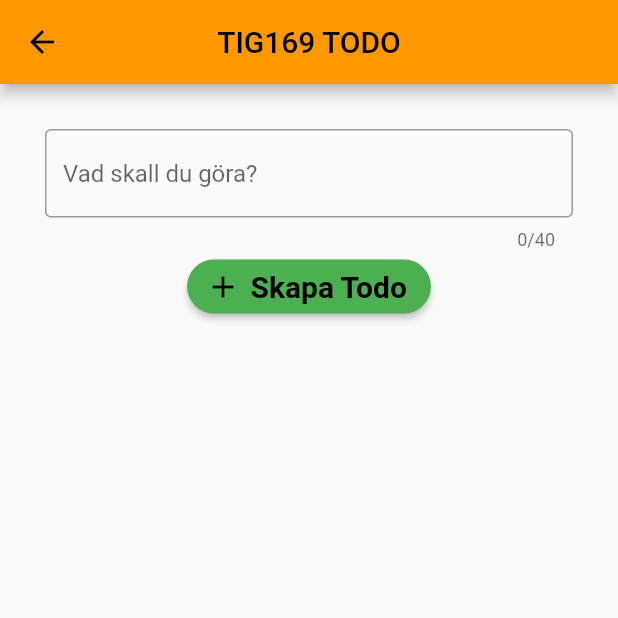
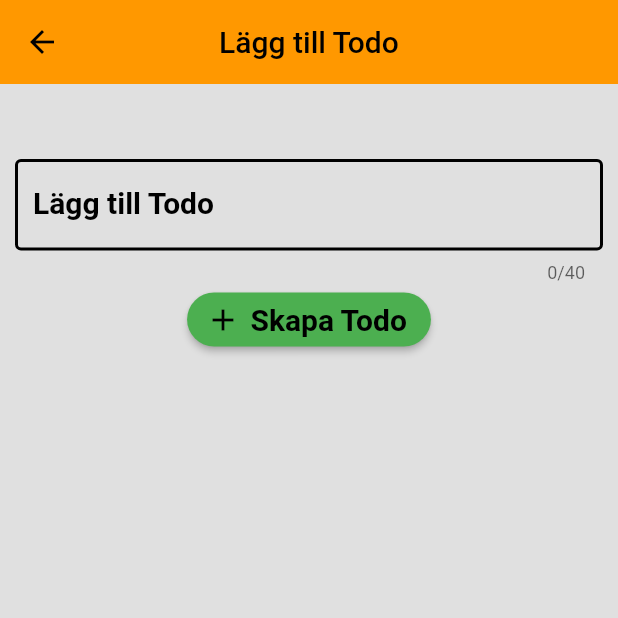
Before and after one commit to gu-tig169-ht21/gusskojos, a Flutter app: the screen it shows after launch, after a tap on the "add" icon, on a phone screen of 412 x 824 dp, the top half of it. Run offline on Flutter 3.47's test engine with Material 2 defaults, Android fonts, the phone set to English and light mode, and no system bars; our stand-ins replace google_fonts.

Commit message:
Changes overall strucutre of app, easier to read and understand

```diff
--- a/lib/main.dart
+++ b/lib/main.dart
@@ -1,146 +1,10 @@
 import 'package:flutter/material.dart';
-import 'package:google_fonts/google_fonts.dart';
+import 'package:todo_app/pages/home.dart';
+import 'package:todo_app/pages/add_todo.dart';
 
-void main() => runApp(const MyApp());
-
-class MyApp extends StatelessWidget {
-  const MyApp({Key? key}) : super(key: key);
-
-  // This widget is the root of your application.
-  @override
-  Widget build(BuildContext context) {
-    return MaterialApp(
+//Main function to run App. Created for future routing
+void main() => runApp(MaterialApp(
       title: 'TIG169 ToDo App',
       theme: ThemeData(primarySwatch: Colors.orange),
-      home: MainView(),
-    );
-  }
-}
-
-class MainView extends StatelessWidget {
-  MainView({Key? key}) : super(key: key);
-
-  final String appBarTitle = 'TIG169 TODO';
-  @override
-  Widget build(BuildContext context) {
-    return Scaffold(
-      appBar: AppBar(
-        title: Text(appBarTitle),
-        centerTitle: true,
-        actions: [
-          PopupMenuButton(
-              itemBuilder: (context) => [
-                    PopupMenuItem(child: Text('Visa alla')),
-                    PopupMenuItem(child: Text('Gjorda')),
-                    PopupMenuItem(child: Text('Att göra'))
-                  ])
-        ],
-      ),
-      body: Container(
-          padding: EdgeInsets.all(5),
-          margin: const EdgeInsets.only(bottom: 100),
-          child: _list()),
-      floatingActionButton: FloatingActionButton(
-          backgroundColor: Colors.orange[700],
-          child: Icon(Icons.add),
-          onPressed: () {
-            Navigator.push(
-                context, MaterialPageRoute(builder: (context) => AddView()));
-          }),
-      backgroundColor: Colors.blueGrey[50],
-    );
-  }
-}
-
-Widget _list() {
-  //Static Todo list for UI purpose
-  var list = [
-    'Städa',
-    'Plugga',
-    'Chilla',
-    'Handla mat',
-    'Flutter YT',
-    'Skriva lite kod',
-    'Städa',
-    'Plugga',
-    'Chilla',
-    'Handla mat',
-    'Flutter YT',
-    'Skriva lite kod'
-  ];
-/*
-  return ListView.builder(
-    itemBuilder: (context, index) => _item(text: list[index]),
-    itemCount: list.length,
-  );
-  */
-  return ListView.separated(
-    itemCount: list.length,
-    itemBuilder: (context, index) {
-      return _item(list[index]);
-    },
-    separatorBuilder: (context, index) {
-      return const Divider(
-        thickness: 1.1,
-        color: Colors.black26,
-      );
-    },
-  );
-}
-
-Widget _item(text) {
-  return ListTile(
-    leading: const Icon(Icons.check_box_outline_blank_rounded),
-    title: Text(
-      text,
-      style: GoogleFonts.montserrat(
-          textStyle: TextStyle(color: Colors.black, fontSize: 20)),
-    ),
-    trailing: const Icon(Icons.close),
-  );
-}
-
-class AddView extends StatelessWidget {
-  const AddView({Key? key}) : super(key: key);
-
-  final String appBarTitle = 'TIG169 TODO';
-  @override
-  Widget build(BuildContext context) {
-    return Scaffold(
-      appBar: AppBar(
-        title: Text(appBarTitle),
-        centerTitle: true,
-      ),
-      body: _addItem(),
-    );
-  }
-
-  Widget _addItem() {
-    return Container(
-      margin: EdgeInsets.all(30),
-      height: 200,
-      child: Column(
-        children: [
-          const TextField(
-            maxLength: 40,
-            decoration: InputDecoration(
-                border: OutlineInputBorder(), hintText: 'Vad skall du göra?'),
-          ),
-          ElevatedButton.icon(
-              icon: Icon(Icons.add),
-              label: Text(
-                'Skapa Todo',
-                style: TextStyle(color: Colors.blueGrey[00]),
-              ),
-              onPressed: () {},
-              style: ElevatedButton.styleFrom(
-                shape: RoundedRectangleBorder(
-                    borderRadius: BorderRadius.circular(20)),
-                primary: Colors.green,
-                textStyle: TextStyle(fontSize: 20, fontWeight: FontWeight.bold),
-              )),
-        ],
-      ),
-    );
-  }
-}
+      home: const Home(),
+    ));
--- /dev/null
+++ b/lib/pages/add_todo.dart
@@ -0,0 +1,61 @@
+import 'package:flutter/material.dart';
+
+class AddTodo extends StatelessWidget {
+  const AddTodo({Key? key}) : super(key: key);
+
+  @override
+  Widget build(BuildContext context) {
+    return Scaffold(
+      backgroundColor: Colors.grey[300],
+      appBar: AppBar(
+        title: Text('Lägg till Todo'),
+        centerTitle: true,
+        elevation: 0,
+      ),
+      body: _addItem(),
+    );
+  }
+}
+
+Widget _addItem() {
+  return Padding(
+    padding: EdgeInsets.fromLTRB(10, 50, 10, 0),
+    child: Column(
+      mainAxisAlignment: MainAxisAlignment.start,
+      children: [
+        const TextField(
+            maxLength: 40,
+            decoration: InputDecoration(
+                label: Text(
+                  'Lägg till Todo',
+                  style: TextStyle(
+                      color: Colors.black,
+                      fontSize: 20,
+                      fontWeight: FontWeight.bold),
+                ),
+                enabledBorder: OutlineInputBorder(
+                    borderSide: BorderSide(color: Colors.black, width: 2)),
+                focusedBorder: OutlineInputBorder(
+                  borderSide: BorderSide(color: Colors.black, width: 2),
+                ),
+                alignLabelWithHint: true,
+                hintText: 'Gå ut med hunden',
+                hintStyle:
+                    TextStyle(fontWeight: FontWeight.bold, fontSize: 18))),
+        ElevatedButton.icon(
+            icon: Icon(Icons.add),
+            label: Text(
+              'Skapa Todo',
+              style: TextStyle(color: Colors.blueGrey[00]),
+            ),
+            onPressed: () {},
+            style: ElevatedButton.styleFrom(
+              shape: RoundedRectangleBorder(
+                  borderRadius: BorderRadius.circular(20)),
+              primary: Colors.green,
+              textStyle: TextStyle(fontSize: 20, fontWeight: FontWeight.bold),
+            )),
+      ],
+    ),
+  );
+}
--- /dev/null
+++ b/lib/pages/home.dart
@@ -0,0 +1,83 @@
+import 'package:flutter/material.dart';
+import 'package:google_fonts/google_fonts.dart';
+import 'package:todo_app/pages/add_todo.dart';
+
+class Home extends StatefulWidget {
+  const Home({Key? key}) : super(key: key);
+
+  @override
+  _HomeState createState() => _HomeState();
+}
+
+class _HomeState extends State<Home> {
+  //En statisk todo-lista för att generera Todo-items
+  List<String> todo = [
+    'Städa',
+    'Plugga',
+    'Chilla',
+    'Handla mat',
+    'Flutter YT',
+    'Skriva lite kod',
+    'Städa',
+    'Träna',
+    'Diska'
+  ];
+
+  @override
+  Widget build(BuildContext context) {
+    return Scaffold(
+      backgroundColor: Colors.grey[300],
+      appBar: AppBar(
+        title: const Text('Todo List'),
+        centerTitle: true,
+        elevation: 0,
+        actions: const [
+          // ignore: todo
+          /* TODO: implementeras senare
+            PopupMenuButton()
+          */
+        ],
+      ),
+      floatingActionButton: FloatingActionButton(
+        onPressed: () {
+          Navigator.push(context,
+              MaterialPageRoute(builder: (context) => const AddTodo()));
+        },
+        child: const Icon(Icons.add),
+      ),
+      body: Container(
+          // Marginal som gör Container listan lite lägre i höjd
+          margin: const EdgeInsets.only(bottom: 110),
+          child: _listBuilder()),
+    );
+  }
+
+  //Returnerar en Todo-lista med Todo items.
+  Widget _listBuilder() {
+    return ListView.builder(
+        itemCount: todo.length,
+        itemBuilder: (context, index) {
+          return _item(index);
+        });
+  }
+
+  //Widget som returnerar ett CardItem till todo-listan
+  Widget _item(index) {
+    return Padding(
+      padding: const EdgeInsets.only(top: 2, left: 5, right: 5),
+      child: Card(
+        margin: const EdgeInsets.only(top: 3),
+        child: ListTile(
+          leading: Checkbox(
+            value: false,
+            onChanged: (value) {},
+          ),
+          trailing: const Icon(Icons.delete),
+          title: Text(todo[index],
+              style: GoogleFonts.handlee(
+                  textStyle: const TextStyle(fontSize: 20))),
+        ),
+      ),
+    );
+  }
+}
```
Also changed, not shown: pubspec.yaml (+3 -4 lines), assets/add-cover.jpg (added), lib/add_todo.dart (deleted), 1 other file.
